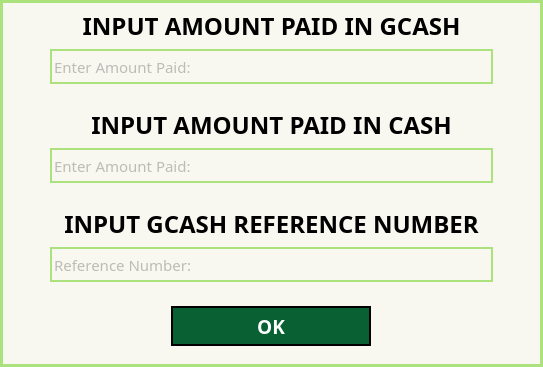
First picture: the form in Screens/MainMenuScreens/Transaction/Dialog/DLog_PaymentCombined.ui, repository Bideiro/Ranil_project_py, before the edit.
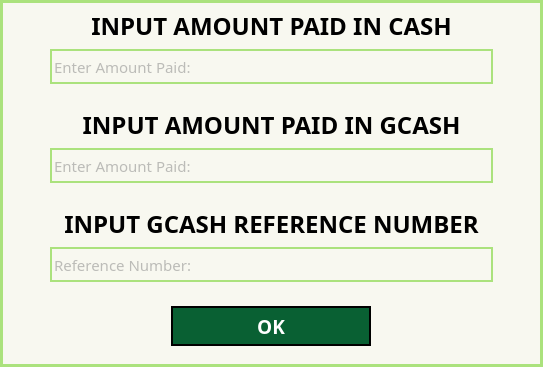
Second picture: the form after the edit.

Patch:
```diff
--- a/Screens/MainMenuScreens/Transaction/Dialog/DLog_PaymentCombined.ui
+++ b/Screens/MainMenuScreens/Transaction/Dialog/DLog_PaymentCombined.ui
@@ -84,7 +84,7 @@
             </font>
            </property>
            <property name="text">
-            <string>INPUT AMOUNT PAID IN GCASH</string>
+            <string>INPUT AMOUNT PAID IN CASH</string>
            </property>
            <property name="alignment">
             <set>Qt::AlignCenter</set>
@@ -138,7 +138,7 @@
             </font>
            </property>
            <property name="text">
-            <string>INPUT AMOUNT PAID IN CASH</string>
+            <string>INPUT AMOUNT PAID IN GCASH</string>
            </property>
            <property name="alignment">
             <set>Qt::AlignCenter</set>
```
